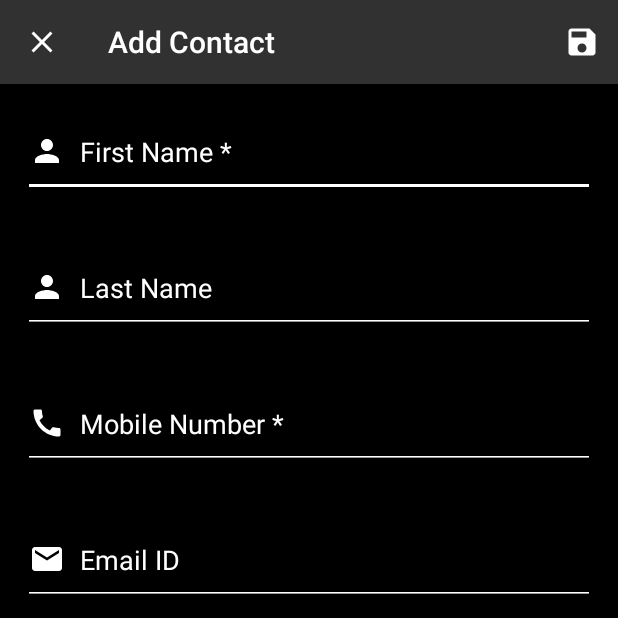
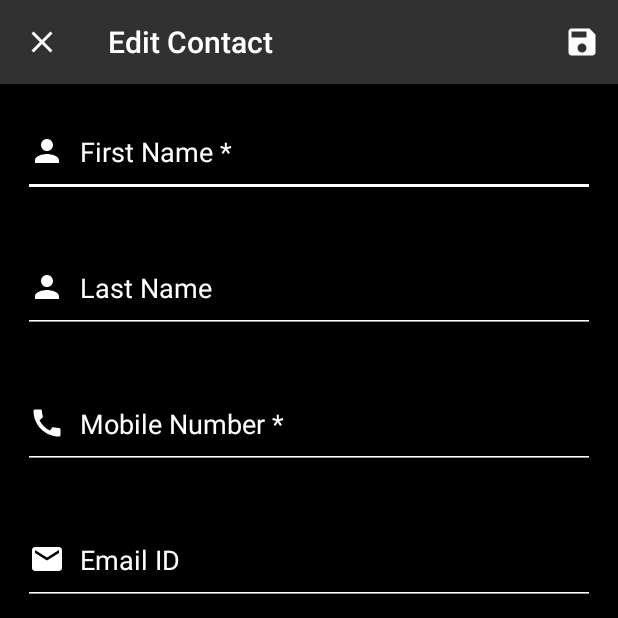
Before and after one commit to encycode/oneTimeContacts, an Android app: the EditContact screen opened directly, with no data from a screen before it, on a phone screen of 412 x 824 dp, the top half of it. Run offline under Robolectric (Android 15) with nearby library versions, the phone set to English and light mode, and no system bars.

Commit message:
Update functionality added

```diff
--- a/app/src/main/AndroidManifest.xml
+++ b/app/src/main/AndroidManifest.xml
@@ -12,10 +12,12 @@
         android:supportsRtl="true"
         android:theme="@style/AppTheme">
         <activity
+            android:name=".EditContact"
+            android:parentActivityName=".MainActivity" />
+        <activity
             android:name=".AddContact"
             android:label="@string/title_activity_add_contact"
-            android:parentActivityName=".MainActivity">
-        </activity>
+            android:parentActivityName=".MainActivity" />
         <activity android:name=".MainActivity">
             <intent-filter>
                 <action android:name="android.intent.action.MAIN" />
--- a/app/src/main/java/com/encycode/onetimecontact/AddContact.java
+++ b/app/src/main/java/com/encycode/onetimecontact/EditContact.java
@@ -10,34 +10,43 @@ import android.view.MenuInflater;
 import android.view.MenuItem;
 import android.view.View;
 import android.widget.Button;
-import android.widget.EditText;
+import android.widget.TextView;
 import android.widget.Toast;
 
 import java.util.Objects;
 
-public class AddContact extends AppCompatActivity {
+public class EditContact extends AppCompatActivity {
 
-    private EditText fName, lName, mobile, email, company, jobTitle;
-    private Button save, discard;
+    TextView fName,lName,mobile,email,company,job;
+    Button save,discard;
+    int id;
 
     @Override
     protected void onCreate(Bundle savedInstanceState) {
         super.onCreate(savedInstanceState);
-        setContentView(R.layout.activity_add_contact);
+        setContentView(R.layout.activity_edit_contact);
 
         Objects.requireNonNull(getSupportActionBar()).setHomeAsUpIndicator(R.drawable.close);
-        setTitle("Add Contact");
+        setTitle("Edit Contact");
 
         fName = findViewById(R.id.firstNameET);
         lName = findViewById(R.id.lastNameET);
         mobile = findViewById(R.id.mobileNumberET);
         email = findViewById(R.id.emailIdET);
         company = findViewById(R.id.companyET);
-        jobTitle = findViewById(R.id.jobET);
+        job = findViewById(R.id.jobET);
 
         save = findViewById(R.id.saveBtn);
         discard = findViewById(R.id.discardBtn);
 
+        fName.setText(getIntent().getStringExtra("fName"));
+        lName.setText(getIntent().getStringExtra("lName"));
+        mobile.setText(getIntent().getStringExtra("mobile"));
+        email.setText(getIntent().getStringExtra("email"));
+        company.setText(getIntent().getStringExtra("company"));
+        job.setText(getIntent().getStringExtra("job"));
+
+        id = (int)getIntent().getIntExtra("id",-1);
 
         save.setOnClickListener(new View.OnClickListener() {
             @Override
@@ -54,6 +63,7 @@ public class AddContact extends AppCompatActivity {
                 finish();
             }
         });
+
     }
     private void saveContact()
     {
@@ -62,7 +72,7 @@ public class AddContact extends AppCompatActivity {
         String mobileStr = mobile.getText().toString();
         String emailStr = email.getText().toString();
         String companyStr = company.getText().toString();
-        String jobStr = jobTitle.getText().toString();
+        String jobStr = job.getText().toString();
 
         if(fNameStr.trim().isEmpty() || mobileStr.trim().isEmpty())
         {
@@ -71,8 +81,9 @@ public class AddContact extends AppCompatActivity {
         }
 
         Intent data = new Intent();
+        data.putExtra("id",id);
         data.putExtra("fName",fNameStr);
-        data.putExtra("lname",lNameStr);
+        data.putExtra("lName",lNameStr);
         data.putExtra("mobile",mobileStr);
         data.putExtra("email",emailStr);
         data.putExtra("company",companyStr);
--- a/app/src/main/java/com/encycode/onetimecontact/MainActivity.java
+++ b/app/src/main/java/com/encycode/onetimecontact/MainActivity.java
@@ -42,8 +42,8 @@ public class MainActivity extends AppCompatActivity {
         floatingActionButton.setOnClickListener(new View.OnClickListener() {
             @Override
             public void onClick(View v) {
-                Intent i = new Intent(MainActivity.this,AddContact.class);
-                startActivityForResult(i,1);
+                Intent i = new Intent(MainActivity.this, AddContact.class);
+                startActivityForResult(i, 1);
             }
         });
 
@@ -62,7 +62,7 @@ public class MainActivity extends AppCompatActivity {
             }
         });
 
-        new ItemTouchHelper(new ItemTouchHelper.SimpleCallback(0,ItemTouchHelper.LEFT | ItemTouchHelper.RIGHT) {
+        new ItemTouchHelper(new ItemTouchHelper.SimpleCallback(0, ItemTouchHelper.LEFT | ItemTouchHelper.RIGHT) {
             @Override
             public boolean onMove(@NonNull RecyclerView recyclerView, @NonNull RecyclerView.ViewHolder viewHolder, @NonNull RecyclerView.ViewHolder target) {
                 return false;
@@ -70,8 +70,7 @@ public class MainActivity extends AppCompatActivity {
 
             @Override
             public void onSwiped(@NonNull final RecyclerView.ViewHolder viewHolder, int direction) {
-                if(direction == ItemTouchHelper.LEFT)
-                {
+                if (direction == ItemTouchHelper.LEFT) {
                     new AlertDialog.Builder(MainActivity.this)
                             .setCancelable(false)
                             .setTitle("Delete entry")
@@ -90,9 +89,8 @@ public class MainActivity extends AppCompatActivity {
                         }
                     }).setIcon(R.drawable.delete).show();
                 }
-                if(direction == ItemTouchHelper.RIGHT)
-                {
-                    String url = "https://api.whatsapp.com/send?phone=91"+adapter.getContactAt(viewHolder.getAdapterPosition()).getMobileNumber();
+                if (direction == ItemTouchHelper.RIGHT) {
+                    String url = "https://api.whatsapp.com/send?phone=91" + adapter.getContactAt(viewHolder.getAdapterPosition()).getMobileNumber();
                     Intent i = new Intent(Intent.ACTION_VIEW);
                     i.setPackage("com.whatsapp");
                     i.setData(Uri.parse(url));
@@ -104,19 +102,34 @@ public class MainActivity extends AppCompatActivity {
             @Override
             public void onChildDraw(@NonNull Canvas c, @NonNull RecyclerView recyclerView, @NonNull RecyclerView.ViewHolder viewHolder, float dX, float dY, int actionState, boolean isCurrentlyActive) {
                 new RecyclerViewSwipeDecorator.Builder(c, recyclerView, viewHolder, dX, dY, actionState, isCurrentlyActive)
-                        .addSwipeLeftBackgroundColor(ContextCompat.getColor(MainActivity.this,R.color.red))
+                        .addSwipeLeftBackgroundColor(ContextCompat.getColor(MainActivity.this, R.color.red))
                         .addSwipeLeftActionIcon(R.drawable.delete_bg)
-                        .addSwipeRightBackgroundColor(ContextCompat.getColor(MainActivity.this,R.color.lightgreen))
+                        .addSwipeRightBackgroundColor(ContextCompat.getColor(MainActivity.this, R.color.lightgreen))
                         .addSwipeRightActionIcon(R.drawable.whatsapp)
                         .create()
                         .decorate();
                 super.onChildDraw(c, recyclerView, viewHolder, dX, dY, actionState, isCurrentlyActive);
             }
         }).attachToRecyclerView(recyclerView);
+
+        adapter.setOnItemClickListener(new ContactAdapter.OnItemClickListener() {
+            @Override
+            public void onItemClick(Contact contact) {
+
+                Intent i = new Intent(MainActivity.this, EditContact.class);
+                i.putExtra("id", contact.getId());
+                i.putExtra("fName", contact.getFirstName());
+                i.putExtra("lName", contact.getLastName());
+                i.putExtra("mobile", contact.getMobileNumber());
+                i.putExtra("email", contact.getEmailId());
+                i.putExtra("company", contact.getCompanyName());
+                i.putExtra("job", contact.getJobTitle());
+                startActivityForResult(i, 2);
+            }
+        });
     }
 
-    public void deleteContact(Contact contact)
-    {
+    public void deleteContact(Contact contact) {
         contactViewModel.delete(contact);
     }
 
@@ -124,24 +137,32 @@ public class MainActivity extends AppCompatActivity {
     protected void onActivityResult(int requestCode, int resultCode, @Nullable Intent data) {
         super.onActivityResult(requestCode, resultCode, data);
 
-        if(resultCode == RESULT_OK && requestCode == 1){
+
         String fName = data.getStringExtra("fName");
-            String lName = data.getStringExtra("lname");
+        String lName = data.getStringExtra("lName");
         String mobile = data.getStringExtra("mobile");
         String email = data.getStringExtra("email");
         String company = data.getStringExtra("company");
         String jobTitle = data.getStringExtra("jobTitle");
+        Contact contact = new Contact(fName, lName, company, jobTitle, email, mobile);
 
-            Contact contact = new Contact(fName,lName,company,jobTitle,email,mobile);
+        if (resultCode == RESULT_OK && requestCode == 1) {
             contactViewModel.insert(contact);
+            Toast.makeText(this, "Contact Added", Toast.LENGTH_SHORT).show();
+        } else if (resultCode == RESULT_OK && requestCode == 2){
 
-            Toast.makeText(this, "Contact Saved", Toast.LENGTH_SHORT).show();
-        }else{
+            int id = data.getIntExtra("id",-1);
+            if (id == -1) {
+                Toast.makeText(this, "Contact could not be updated", Toast.LENGTH_SHORT).show();
+                return;
+            } else {
+                contact.setId(id);
+                contactViewModel.update(contact);
+                Toast.makeText(this, "Contact Updated", Toast.LENGTH_SHORT).show();
+            }
+
+        } else {
             Toast.makeText(this, "Contact saving error", Toast.LENGTH_SHORT).show();
         }
     }
-
-    public void makeCall(String phone) {
-
 }
-}
--- a/app/src/main/java/com/encycode/onetimecontact/adapter/ContactAdapter.java
+++ b/app/src/main/java/com/encycode/onetimecontact/adapter/ContactAdapter.java
@@ -9,6 +9,7 @@ import android.widget.ImageButton;
 import android.widget.TextView;
 
 import androidx.annotation.NonNull;
+import androidx.core.content.ContextCompat;
 import androidx.recyclerview.widget.RecyclerView;
 
 import com.encycode.onetimecontact.MainActivity;
@@ -21,12 +22,13 @@ import java.util.List;
 public class ContactAdapter extends RecyclerView.Adapter<ContactAdapter.ContactHolder> {
 
     private List<Contact> contacts = new ArrayList<>();
+    private OnItemClickListener listener;
 
     @NonNull
     @Override
     public ContactHolder onCreateViewHolder(@NonNull ViewGroup parent, int viewType) {
         View itemView = LayoutInflater.from(parent.getContext())
-                .inflate(R.layout.contact_item,parent,false);
+                .inflate(R.layout.contact_item, parent, false);
         return new ContactHolder(itemView);
     }
 
@@ -52,17 +54,16 @@ public class ContactAdapter extends RecyclerView.Adapter<ContactAdapter.ContactH
         return contacts.size();
     }
 
-    public Contact getContactAt(int pos)
-    {
+    public Contact getContactAt(int pos) {
         return contacts.get(pos);
     }
 
-    public void setContacts(List<Contact> contacts){
+    public void setContacts(List<Contact> contacts) {
         this.contacts = contacts;
         notifyDataSetChanged();
     }
 
-    class ContactHolder extends RecyclerView.ViewHolder{
+    class ContactHolder extends RecyclerView.ViewHolder {
         private TextView fullName;
         private TextView mobileNumber;
         private ImageButton call;
@@ -72,6 +73,25 @@ public class ContactAdapter extends RecyclerView.Adapter<ContactAdapter.ContactH
             fullName = itemView.findViewById(R.id.fullName);
             mobileNumber = itemView.findViewById(R.id.mobileNumber);
             call = itemView.findViewById(R.id.callButton);
+
+            itemView.setOnClickListener(new View.OnClickListener() {
+                @Override
+                public void onClick(View v) {
+                    int pos = getAdapterPosition();
+                    if (listener != null && pos != RecyclerView.NO_POSITION) {
+                        listener.onItemClick(contacts.get(pos));
+                    }
+                }
+            });
         }
     }
+
+    public interface OnItemClickListener {
+        void onItemClick(Contact contact);
+    }
+
+    public void setOnItemClickListener(OnItemClickListener listener) {
+        this.listener = listener;
+    }
+
 }
--- a/app/src/main/java/com/encycode/onetimecontact/database/ContactDatabase.java
+++ b/app/src/main/java/com/encycode/onetimecontact/database/ContactDatabase.java
@@ -47,9 +47,6 @@ public abstract class ContactDatabase extends RoomDatabase {
 
         @Override
         protected Void doInBackground(Void... voids) {
-            contactDao.insert(new Contact("Shubham","Vyas","EncyCode","Senior Developer","svyas878@gmail.com","8238668194"));
-            contactDao.insert(new Contact("Hiren","Panchani","EncyCode","Senior Developer","hiren_panchani@yahoo.com","7359737457"));
-            contactDao.insert(new Contact("Darshan","Vadodariya","EncyCode","Senior Developer","darshanvadodariya71@gmail.com","98793454039"));
             return null;
         }
     }
--- a/app/src/main/java/com/encycode/onetimecontact/entity/Contact.java
+++ b/app/src/main/java/com/encycode/onetimecontact/entity/Contact.java
@@ -10,10 +10,10 @@ public class Contact {
     @PrimaryKey(autoGenerate = true)
     private int id;
 
-    @ColumnInfo(name = "fname")
+    @ColumnInfo(name = "f_name")
     private String firstName;
 
-    @ColumnInfo(name = "lname")
+    @ColumnInfo(name = "l_name")
     private String lastName;
 
     @ColumnInfo(name = "company_name")
--- /dev/null
+++ b/app/src/main/res/layout/activity_edit_contact.xml
@@ -0,0 +1,136 @@
+<?xml version="1.0" encoding="utf-8"?>
+<LinearLayout xmlns:android="http://schemas.android.com/apk/res/android"
+    xmlns:app="http://schemas.android.com/apk/res-auto"
+    xmlns:tools="http://schemas.android.com/tools"
+    android:layout_width="match_parent"
+    android:layout_height="match_parent"
+    android:background="@color/colorPrimaryDark"
+    android:orientation="vertical"
+    tools:context=".AddContact">
+
+    <ScrollView
+        android:layout_width="match_parent"
+        android:layout_height="match_parent">
+
+        <LinearLayout
+            android:layout_width="match_parent"
+            android:layout_height="match_parent"
+            android:orientation="vertical">
+
+            <EditText
+                android:id="@+id/firstNameET"
+                android:layout_width="match_parent"
+                android:layout_height="60dp"
+                android:layout_margin="15dp"
+                android:backgroundTint="@color/white"
+                android:drawableLeft="@drawable/person"
+                android:drawablePadding="10dp"
+                android:hint="First Name *"
+                android:textColor="@color/white"
+                android:textColorHint="@color/white" />
+
+            <EditText
+                android:id="@+id/lastNameET"
+                android:layout_width="match_parent"
+                android:layout_height="60dp"
+                android:layout_margin="15dp"
+                android:backgroundTint="@color/white"
+                android:drawableLeft="@drawable/person"
+                android:drawablePadding="10dp"
+                android:hint="Last Name"
+                android:textColor="@color/white"
+                android:textColorHint="@color/white" />
+
+            <EditText
+                android:id="@+id/mobileNumberET"
+                android:layout_width="match_parent"
+                android:layout_height="60dp"
+                android:layout_margin="15dp"
+                android:backgroundTint="@color/white"
+                android:drawableLeft="@drawable/call"
+                android:drawablePadding="10dp"
+                android:drawableTint="@color/white"
+                android:hint="Mobile Number *"
+                android:textColor="@color/white"
+                android:inputType="number"
+                android:textColorHint="@color/white" />
+
+            <EditText
+                android:id="@+id/emailIdET"
+                android:layout_width="match_parent"
+                android:layout_height="60dp"
+                android:layout_margin="15dp"
+                android:backgroundTint="@color/white"
+                android:drawableLeft="@drawable/email"
+                android:drawablePadding="10dp"
+                android:hint="Email ID"
+                android:textColor="@color/white"
+                android:textColorHint="@color/white" />
+
+            <EditText
+                android:id="@+id/companyET"
+                android:layout_width="match_parent"
+                android:layout_height="60dp"
+                android:layout_margin="15dp"
+                android:backgroundTint="@color/white"
+                android:drawableLeft="@drawable/company"
+                android:drawablePadding="10dp"
+                android:hint="Company"
+                android:textColor="@color/white"
+                android:textColorHint="@color/white" />
+
+            <EditText
+                android:id="@+id/jobET"
+                android:layout_width="match_parent"
+                android:layout_height="60dp"
+                android:layout_margin="15dp"
+                android:backgroundTint="@color/white"
+                android:drawableLeft="@drawable/job_title"
+                android:drawablePadding="10dp"
+                android:hint="Job Title"
+                android:textColor="@color/white"
+                android:textColorHint="@color/white" />
+
+            <androidx.cardview.widget.CardView
+                android:layout_width="match_parent"
+                android:layout_height="wrap_content"
+                android:layout_margin="20dp"
+                app:cardBackgroundColor="@color/white"
+                app:cardCornerRadius="5dp">
+
+                <Button
+                    android:id="@+id/saveBtn"
+                    android:layout_width="match_parent"
+                    android:layout_height="match_parent"
+                    android:background="@color/transparent"
+                    android:text="Save"
+                    android:textColor="@color/colorPrimaryDark"
+                    android:textSize="20dp"
+                    android:textStyle="bold" />
+            </androidx.cardview.widget.CardView>
+
+            <androidx.cardview.widget.CardView
+                android:layout_width="match_parent"
+                android:layout_height="wrap_content"
+                android:layout_marginHorizontal="20dp"
+                android:layout_marginTop="0dp"
+                android:layout_marginBottom="20dp"
+                app:cardBackgroundColor="@color/white"
+                app:cardCornerRadius="5dp">
+
+                <Button
+                    android:id="@+id/discardBtn"
+                    android:layout_width="match_parent"
+                    android:layout_height="match_parent"
+                    android:background="@color/transparent"
+                    android:text="discard"
+                    android:textColor="@color/colorPrimaryDark"
+                    android:textSize="20dp"
+                    android:textStyle="bold" />
+            </androidx.cardview.widget.CardView>
+
+        </LinearLayout>
+
+    </ScrollView>
+
+</LinearLayout>
```
Lines whose indentation alone changed are shown as unchanged.
